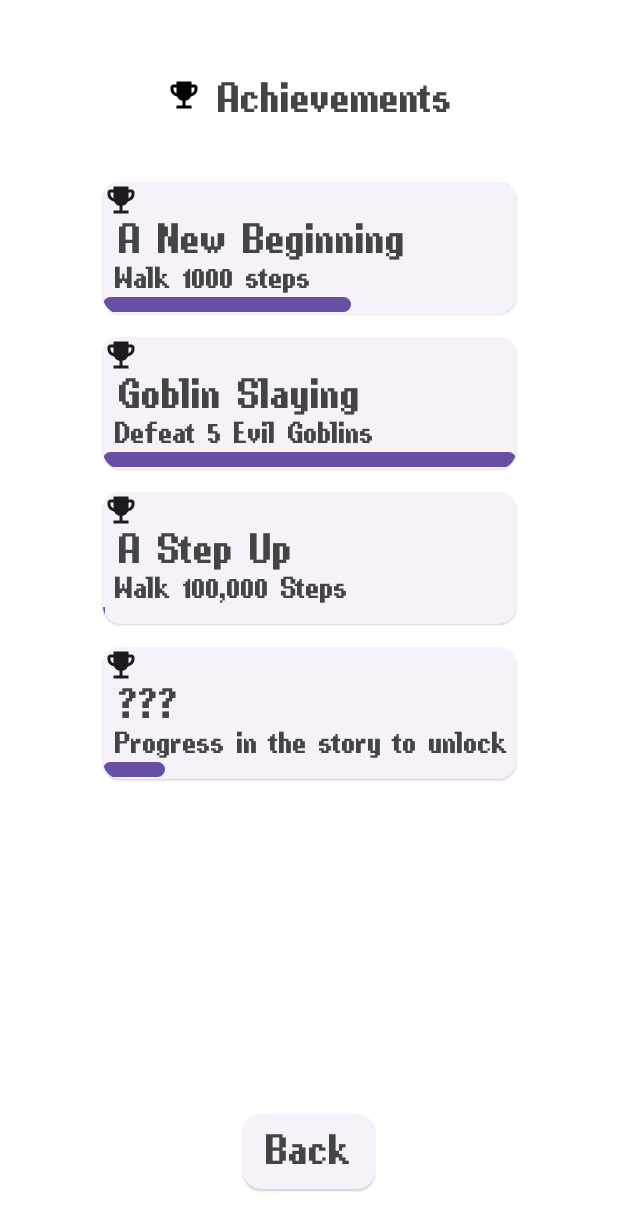
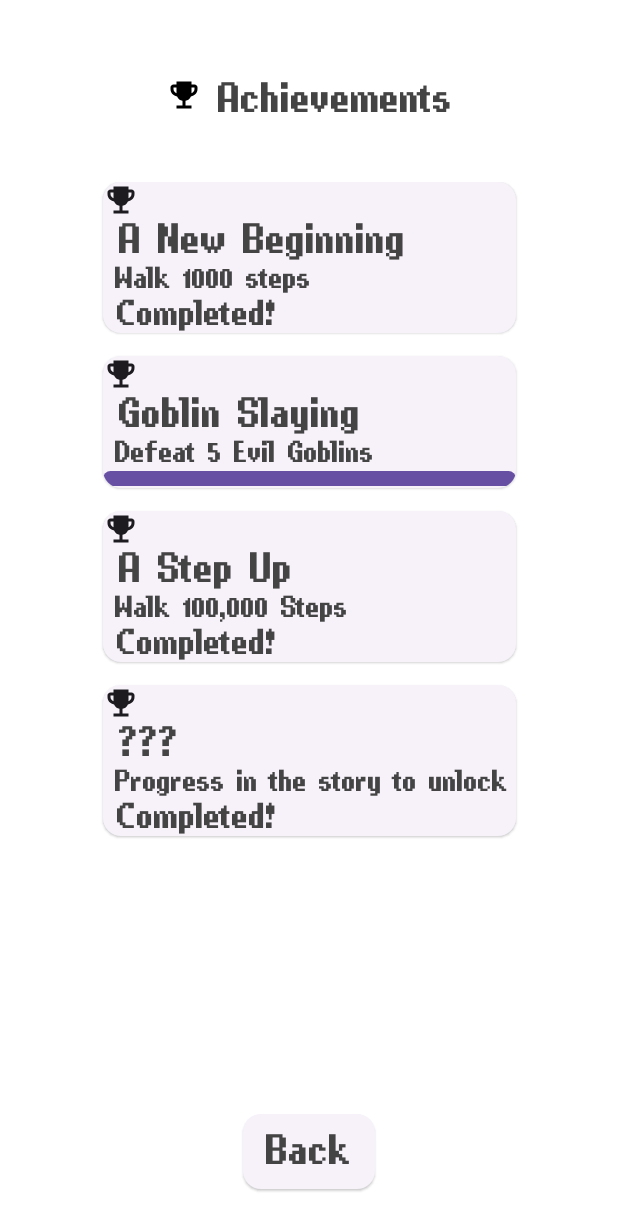
Before and after one commit to JosephMcCabe/CrossingWRPG, an Android app built with Jetpack Compose: the @Preview function AchievementsScreenFunction, on a phone screen of 412 x 824 dp. Shown: the top 1231 px of the screen. Run offline under Robolectric (Android 15) with nearby library versions, the phone set to English and light mode, and no system bars.

Commit message:
Added completed text if achievement is at full progress and removed unused imports

```diff
--- a/app/src/main/java/com/example/crossingwrpg/AchievementsScreen.kt
+++ b/app/src/main/java/com/example/crossingwrpg/AchievementsScreen.kt
@@ -23,16 +23,12 @@ import androidx.compose.material3.MaterialTheme
 import androidx.compose.material3.Surface
 import androidx.compose.material3.Text
 import androidx.compose.runtime.Composable
-import androidx.compose.runtime.mutableFloatStateOf
-import androidx.compose.runtime.remember
-import androidx.compose.runtime.setValue
 import androidx.compose.ui.Modifier
 import androidx.compose.ui.graphics.Color
 import androidx.compose.ui.text.style.TextAlign
 import androidx.compose.ui.tooling.preview.Preview
 import androidx.compose.ui.unit.dp
 import androidx.compose.ui.unit.sp
-import androidx.compose.runtime.getValue
 import androidx.compose.ui.Alignment
 
 
@@ -52,8 +48,6 @@ class AchievementsScreen : ComponentActivity() {
 @Preview
 @Composable
 fun AchievementsScreenFunction() {
-
-    var currentAchievementProgress by remember { mutableFloatStateOf(255f) }
 
     Box(modifier = Modifier
         .fillMaxSize()
@@ -148,9 +142,12 @@ fun AchievementCard(
     achievementDescription: String,
     achievementProgress: Double,
 ) {
+    //Set Achievement progress bar to accurately show progress
     var achievementPercentCompleted = achievementProgress
     achievementPercentCompleted = (achievementPercentCompleted * 100)
     achievementPercentCompleted = (achievementPercentCompleted * 2.75)
+
+
     ElevatedCard(modifier = Modifier
         .padding(bottom = 15.dp)
         .width(275.dp)
@@ -173,6 +170,7 @@ fun AchievementCard(
             color = Color.DarkGray,
             modifier = Modifier
         )
+        if (achievementPercentCompleted >= 275.0) {
             LinearProgressIndicator(
                 progress = { 1F },
                 modifier = Modifier
@@ -182,4 +180,15 @@ fun AchievementCard(
 
             )
         }
+        else {
+            Text(
+                text = " Completed! ",
+                fontFamily = pixelFontFamily,
+                fontSize = 30.sp,
+                color = Color.DarkGray,
+                modifier = Modifier
+            )
+
         }
+    }
+}
```
Lines whose indentation alone changed are shown as unchanged.
